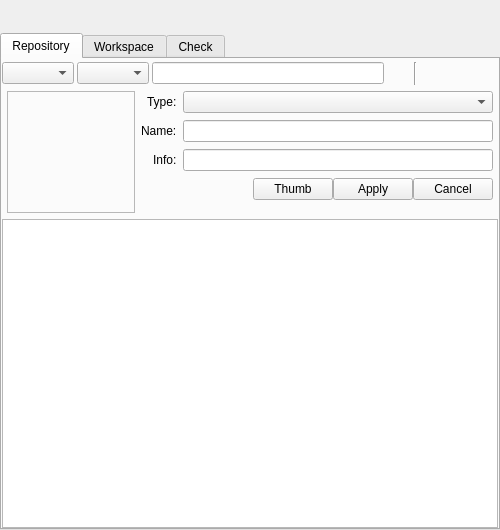
Before: the Qt Designer form maya/ui/main.ui in lonegather/Samkit, drawn with Qt 5.
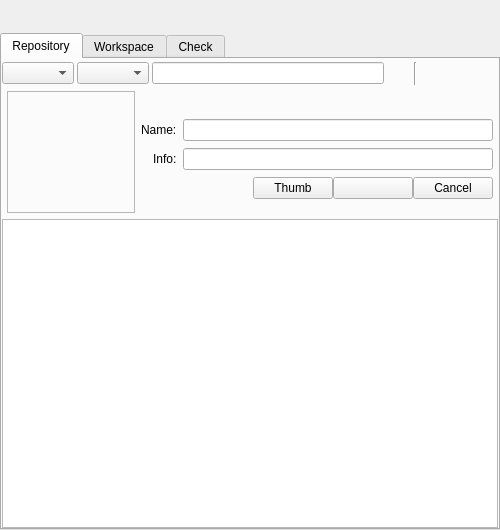
After: the same form once the commit is applied.

```diff
--- a/maya/ui/main.ui
+++ b/maya/ui/main.ui
@@ -208,16 +208,6 @@
             <property name="verticalSpacing">
              <number>7</number>
             </property>
-            <item row="0" column="1">
-             <widget class="QComboBox" name="comboBox"/>
-            </item>
-            <item row="0" column="0">
-             <widget class="QLabel" name="label_2">
-              <property name="text">
-               <string>Type:</string>
-              </property>
-             </widget>
-            </item>
             <item row="1" column="1">
              <widget class="QLineEdit" name="lineEdit"/>
             </item>
@@ -264,7 +254,7 @@
                  </size>
                 </property>
                 <property name="text">
-                 <string>Apply</string>
+                 <string/>
                 </property>
                </widget>
               </item>
@@ -297,6 +287,22 @@
               </property>
              </widget>
             </item>
+            <item row="0" column="0" colspan="2">
+             <widget class="QLabel" name="lbl_add">
+              <property name="minimumSize">
+               <size>
+                <width>0</width>
+                <height>21</height>
+               </size>
+              </property>
+              <property name="text">
+               <string/>
+              </property>
+              <property name="alignment">
+               <set>Qt::AlignCenter</set>
+              </property>
+             </widget>
+            </item>
            </layout>
           </item>
          </layout>
```
Left out of the diff: 13 changed lines with no effect on the pictures.
